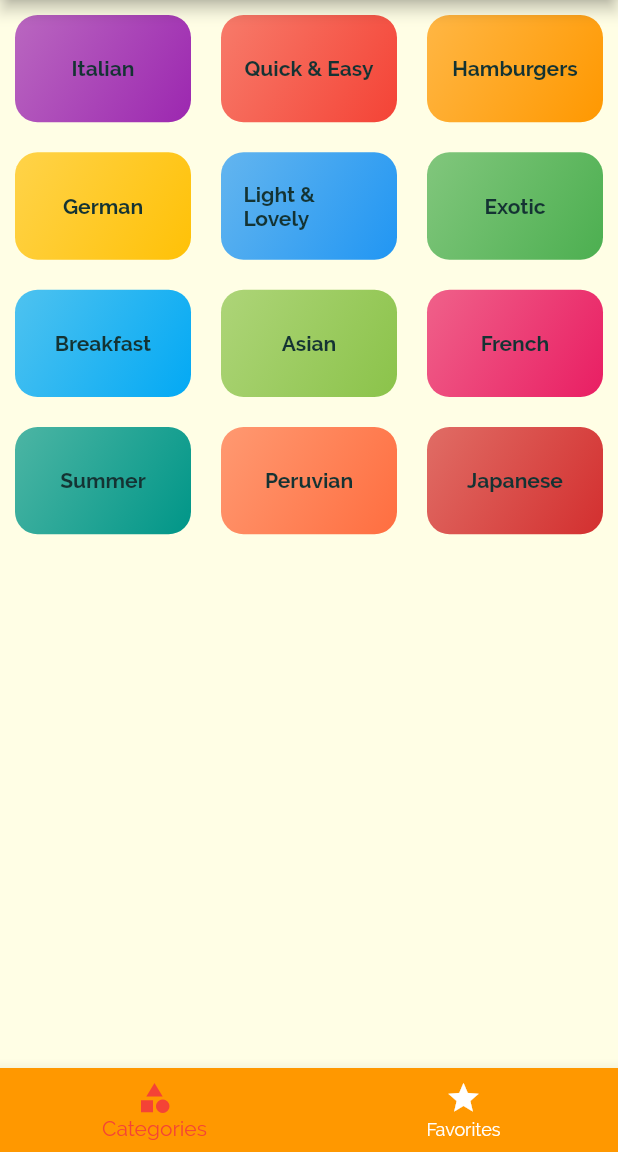
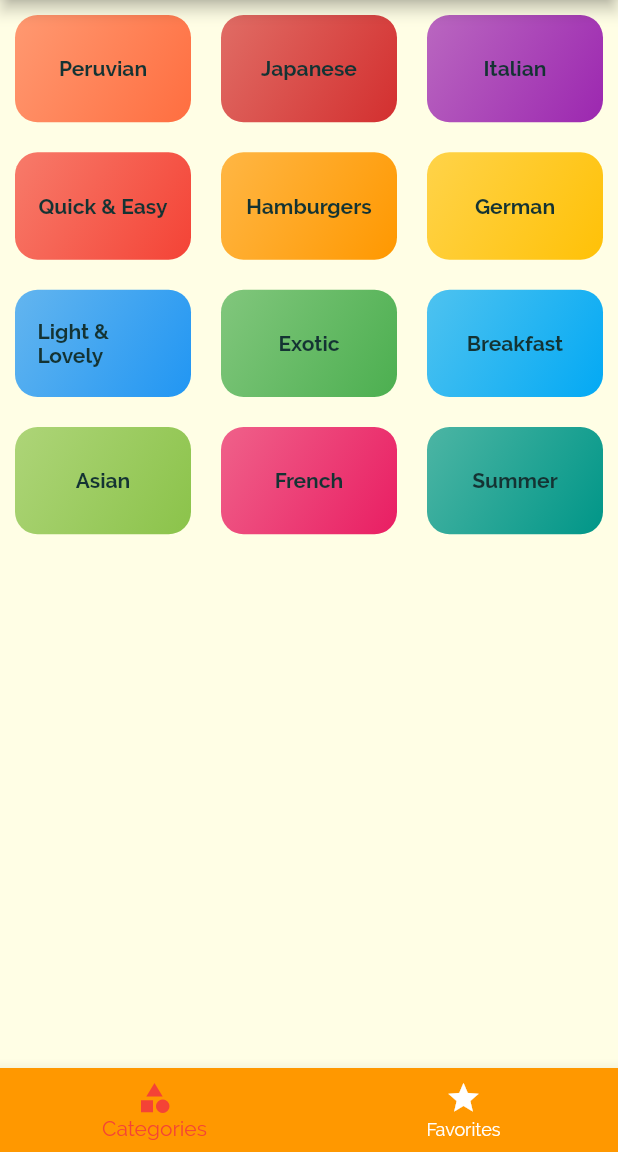
Before and after one commit to josephvisaac/mealsApp, a Flutter app: the screen it shows after launch, on a phone screen of 412 x 824 dp, the part 84-1236 px from its top. Run offline on Flutter 3.47's test engine with Material 2 defaults, Android fonts, the phone set to English and light mode, and no system bars.

Commit message:
changed category order

```diff
--- a/lib/dummy_data.dart
+++ b/lib/dummy_data.dart
@@ -4,6 +4,12 @@ import './models/category.dart';
 import './models/meal.dart';
 
 const DUMMY_CATEGORIES = const [
+    Category(
+    title: 'Peruvian',
+    id: 'p1',
+    color: Colors.deepOrangeAccent,
+  ),
+  Category(title: 'Japanese', id: 'j1', color: Color.fromRGBO(211, 47, 47, 1)),
   Category(
     id: 'c1',
     title: 'Italian',
@@ -54,12 +60,7 @@ const DUMMY_CATEGORIES = const [
     title: 'Summer',
     color: Colors.teal,
   ),
-  Category(
-    title: 'Peruvian',
-    id: 'p1',
-    color: Colors.deepOrangeAccent,
-  ),
-  Category(title: 'Japanese', id: 'j1', color: Color.fromRGBO(211, 47, 47, 1)),
+
 ];
 
 const DUMMY_MEALS = const [
```
